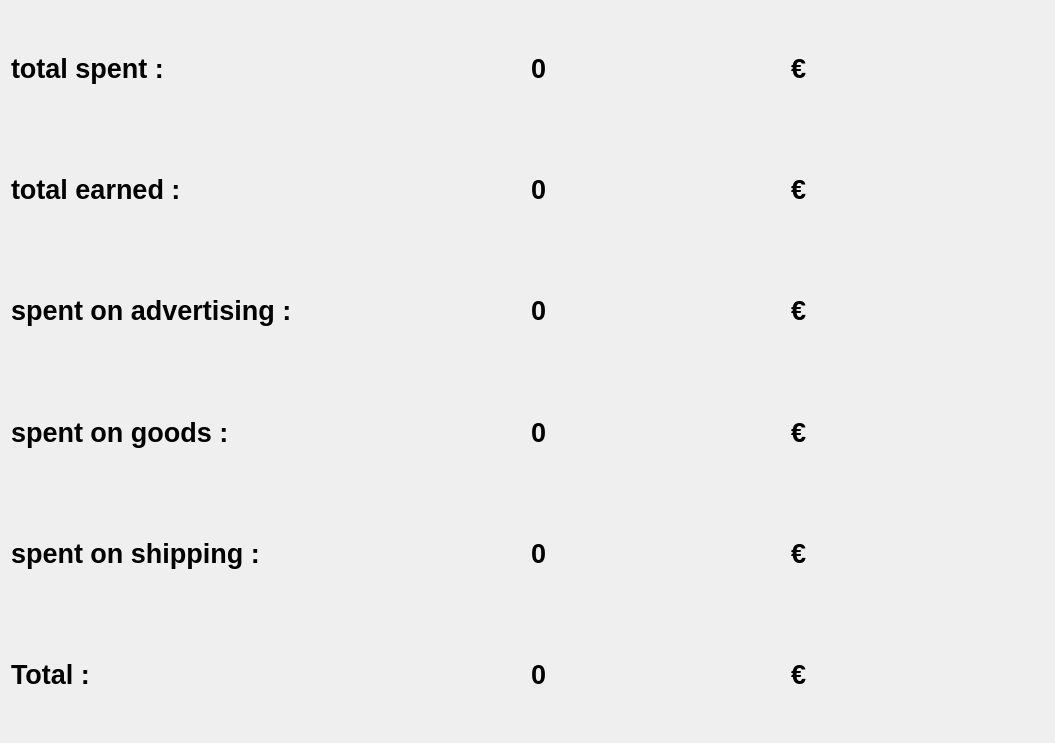
Before: the Qt Designer form Retail_Software/incomeandexpenseswindow.ui in AntonZhiganov/Retail_Software, drawn with Qt 5.
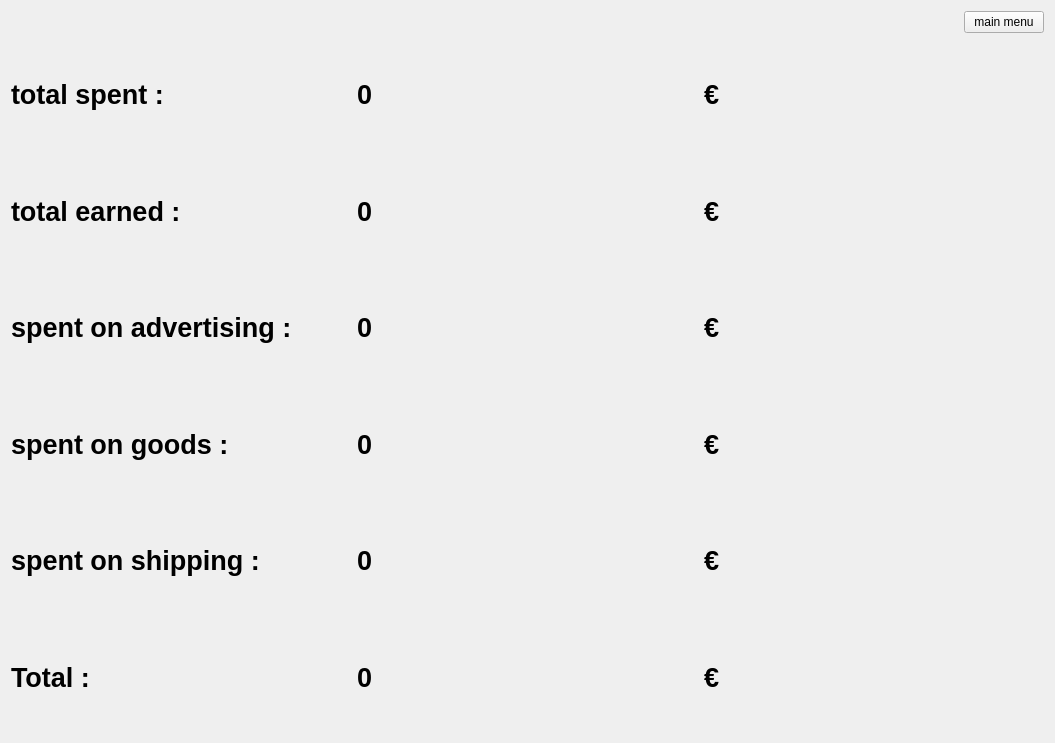
After: the same form once the commit is applied.

Commit message: Added a button to each window, which when clicked, returns the user to the main menu

The edit to the form file:
```diff
--- a/Retail_Software/incomeandexpenseswindow.ui
+++ b/Retail_Software/incomeandexpenseswindow.ui
@@ -17,7 +17,31 @@
    <item>
     <layout class="QVBoxLayout" name="verticalLayout">
      <item>
-      <layout class="QHBoxLayout" name="horizontalLayout_2">
+      <layout class="QHBoxLayout" name="horizontalLayout_7">
+       <item>
+        <spacer name="horizontalSpacer">
+         <property name="orientation">
+          <enum>Qt::Orientation::Horizontal</enum>
+         </property>
+         <property name="sizeHint" stdset="0">
+          <size>
+           <width>40</width>
+           <height>20</height>
+          </size>
+         </property>
+        </spacer>
+       </item>
+       <item>
+        <widget class="QPushButton" name="menuPushButton">
+         <property name="text">
+          <string>main menu</string>
+         </property>
+        </widget>
+       </item>
+      </layout>
+     </item>
+     <item>
+      <layout class="QHBoxLayout" name="horizontalLayout">
        <item>
         <widget class="QLabel" name="totalSpentLabel">
          <property name="font">
@@ -32,8 +56,6 @@
         </widget>
        </item>
        <item>
-        <layout class="QHBoxLayout" name="horizontalLayout">
-         <item>
           <widget class="QLabel" name="infoTotalSpentLabel">
            <property name="font">
             <font>
@@ -61,10 +83,8 @@
          </item>
         </layout>
        </item>
-      </layout>
-     </item>
      <item>
-      <layout class="QHBoxLayout" name="horizontalLayout_7">
+      <layout class="QHBoxLayout" name="horizontalLayout_2">
        <item>
         <widget class="QLabel" name="totalEarnedLabel">
          <property name="font">
@@ -79,8 +99,6 @@
         </widget>
        </item>
        <item>
-        <layout class="QHBoxLayout" name="horizontalLayout_3">
-         <item>
           <widget class="QLabel" name="infoTotalEarnedLabel">
            <property name="font">
             <font>
@@ -108,10 +126,8 @@
          </item>
         </layout>
        </item>
-      </layout>
-     </item>
      <item>
-      <layout class="QHBoxLayout" name="horizontalLayout_8">
+      <layout class="QHBoxLayout" name="horizontalLayout_3">
        <item>
         <widget class="QLabel" name="advertisingLabel">
          <property name="font">
@@ -126,8 +142,6 @@
         </widget>
        </item>
        <item>
-        <layout class="QHBoxLayout" name="horizontalLayout_4">
-         <item>
           <widget class="QLabel" name="infoAdvertisingEarnedLabel">
            <property name="font">
             <font>
@@ -155,10 +169,8 @@
          </item>
         </layout>
        </item>
-      </layout>
-     </item>
      <item>
-      <layout class="QHBoxLayout" name="horizontalLayout_9">
+      <layout class="QHBoxLayout" name="horizontalLayout_4">
        <item>
         <widget class="QLabel" name="goodsLabel">
          <property name="font">
@@ -173,8 +185,6 @@
         </widget>
        </item>
        <item>
-        <layout class="QHBoxLayout" name="horizontalLayout_5">
-         <item>
           <widget class="QLabel" name="infoGoodsLabel">
            <property name="font">
             <font>
@@ -202,10 +212,8 @@
          </item>
         </layout>
        </item>
-      </layout>
-     </item>
      <item>
-      <layout class="QHBoxLayout" name="horizontalLayout_12">
+      <layout class="QHBoxLayout" name="horizontalLayout_5">
        <item>
         <widget class="QLabel" name="shippingLabel">
          <property name="font">
@@ -220,8 +228,6 @@
         </widget>
        </item>
        <item>
-        <layout class="QHBoxLayout" name="horizontalLayout_11">
-         <item>
           <widget class="QLabel" name="infoShippingLabel">
            <property name="font">
             <font>
@@ -249,10 +255,8 @@
          </item>
         </layout>
        </item>
-      </layout>
-     </item>
      <item>
-      <layout class="QHBoxLayout" name="horizontalLayout_10">
+      <layout class="QHBoxLayout" name="horizontalLayout_6">
        <item>
         <widget class="QLabel" name="totalLabel">
          <property name="font">
@@ -267,8 +271,6 @@
         </widget>
        </item>
        <item>
-        <layout class="QHBoxLayout" name="horizontalLayout_6">
-         <item>
           <widget class="QLabel" name="infoTotalLabel">
            <property name="font">
             <font>
@@ -293,8 +295,6 @@
             <string>€</string>
            </property>
           </widget>
-         </item>
-        </layout>
        </item>
       </layout>
      </item>
```
Lines whose indentation alone changed are shown as unchanged. The commit also changes 11 other files.
